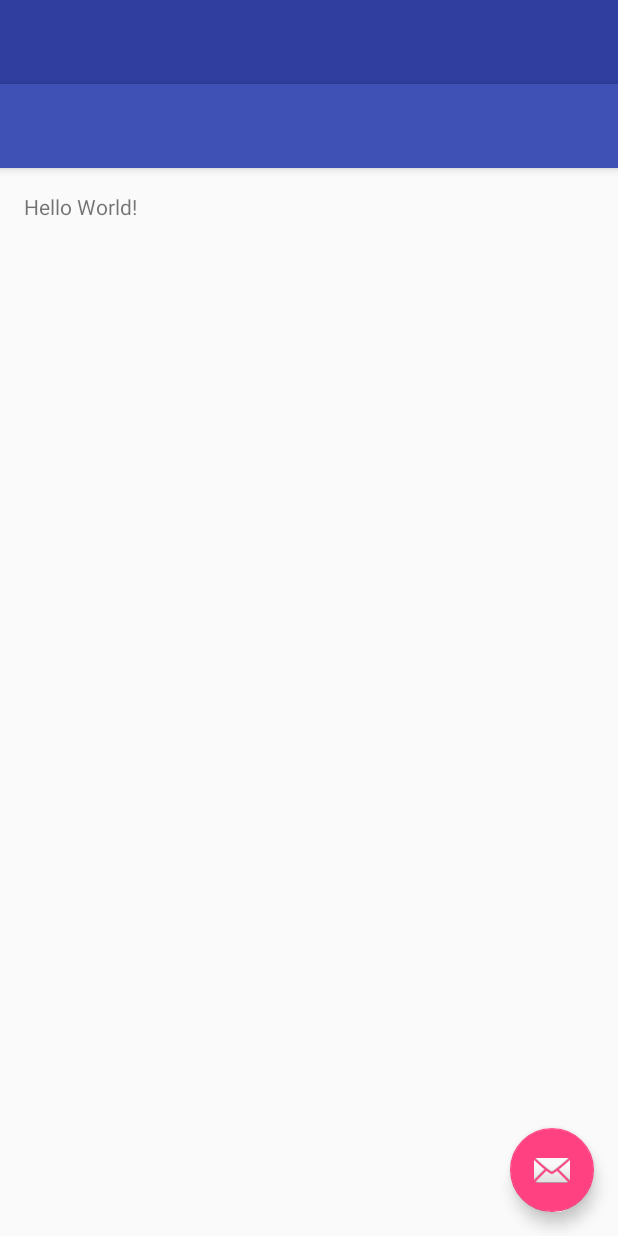
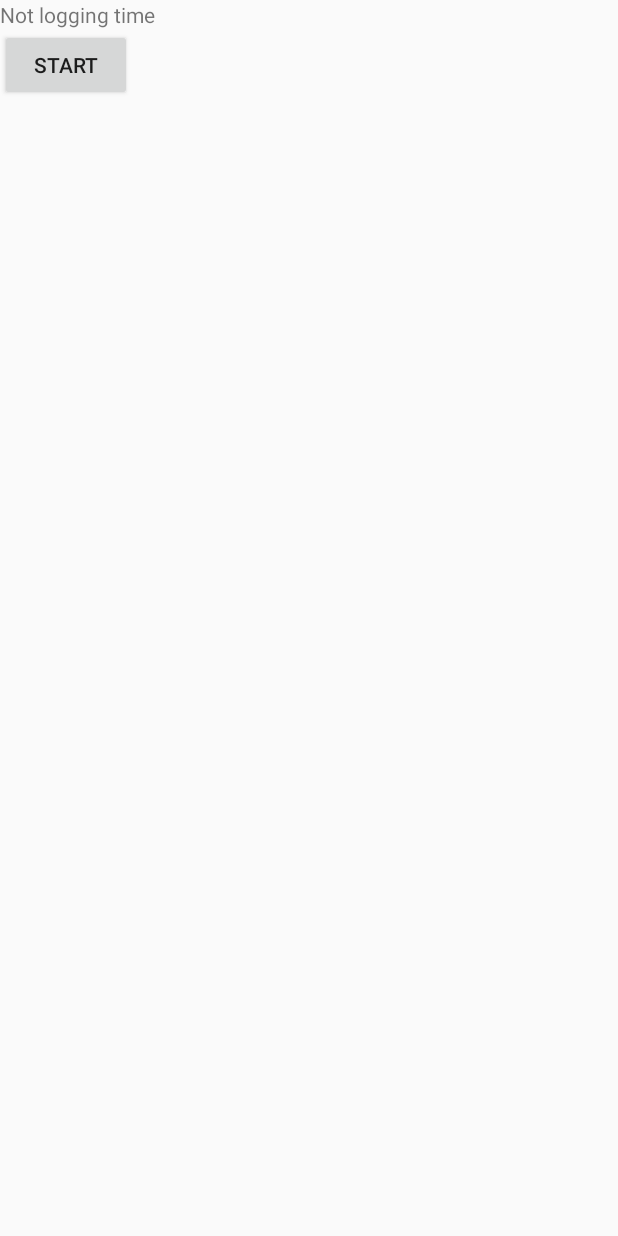
Before and after one commit to vidstige/TimeFlex, an Android app: the layout activity_main.xml on its own in the app's theme, with its tools: preview values and no code run, on a phone screen of 412 x 824 dp. Run offline under Robolectric (Android 15) with nearby library versions, the phone set to English and light mode, and no system bars.

Commit message:
Removing some autogenerated crap.

```diff
--- a/app/src/main/res/drawable-v21/ic_menu_camera.xml
+++ /dev/null
@@ -1,12 +0,0 @@
-<vector xmlns:android="http://schemas.android.com/apk/res/android"
-    android:width="24dp"
-    android:height="24dp"
-    android:viewportHeight="24.0"
-    android:viewportWidth="24.0">
-    <path
-        android:fillColor="#FF000000"
-        android:pathData="M12,12m-3.2,0a3.2,3.2 0,1 1,6.4 0a3.2,3.2 0,1 1,-6.4 0" />
-    <path
-        android:fillColor="#FF000000"
-        android:pathData="M9,2L7.17,4H4c-1.1,0 -2,0.9 -2,2v12c0,1.1 0.9,2 2,2h16c1.1,0 2,-0.9 2,-2V6c0,-1.1 -0.9,-2 -2,-2h-3.17L15,2H9zm3,15c-2.76,0 -5,-2.24 -5,-5s2.24,-5 5,-5 5,2.24 5,5 -2.24,5 -5,5z" />
-</vector>
--- a/app/src/main/res/drawable-v21/ic_menu_gallery.xml
+++ /dev/null
@@ -1,9 +0,0 @@
-<vector xmlns:android="http://schemas.android.com/apk/res/android"
-    android:width="24dp"
-    android:height="24dp"
-    android:viewportHeight="24.0"
-    android:viewportWidth="24.0">
-    <path
-        android:fillColor="#FF000000"
-        android:pathData="M22,16V4c0,-1.1 -0.9,-2 -2,-2H8c-1.1,0 -2,0.9 -2,2v12c0,1.1 0.9,2 2,2h12c1.1,0 2,-0.9 2,-2zm-11,-4l2.03,2.71L16,11l4,5H8l3,-4zM2,6v14c0,1.1 0.9,2 2,2h14v-2H4V6H2z" />
-</vector>
--- a/app/src/main/res/drawable-v21/ic_menu_manage.xml
+++ /dev/null
@@ -1,9 +0,0 @@
-<vector xmlns:android="http://schemas.android.com/apk/res/android"
-    android:width="24dp"
-    android:height="24dp"
-    android:viewportHeight="24.0"
-    android:viewportWidth="24.0">
-    <path
-        android:fillColor="#FF000000"
-        android:pathData="M22.7,19l-9.1,-9.1c0.9,-2.3 0.4,-5 -1.5,-6.9 -2,-2 -5,-2.4 -7.4,-1.3L9,6 6,9 1.6,4.7C0.4,7.1 0.9,10.1 2.9,12.1c1.9,1.9 4.6,2.4 6.9,1.5l9.1,9.1c0.4,0.4 1,0.4 1.4,0l2.3,-2.3c0.5,-0.4 0.5,-1.1 0.1,-1.4z" />
-</vector>
--- a/app/src/main/res/drawable-v21/ic_menu_send.xml
+++ /dev/null
@@ -1,9 +0,0 @@
-<vector xmlns:android="http://schemas.android.com/apk/res/android"
-    android:width="24dp"
-    android:height="24dp"
-    android:viewportHeight="24.0"
-    android:viewportWidth="24.0">
-    <path
-        android:fillColor="#FF000000"
-        android:pathData="M2.01,21L23,12 2.01,3 2,10l15,2 -15,2z" />
-</vector>
--- a/app/src/main/res/drawable-v21/ic_menu_share.xml
+++ /dev/null
@@ -1,9 +0,0 @@
-<vector xmlns:android="http://schemas.android.com/apk/res/android"
-    android:width="24dp"
-    android:height="24dp"
-    android:viewportHeight="24.0"
-    android:viewportWidth="24.0">
-    <path
-        android:fillColor="#FF000000"
-        android:pathData="M18,16.08c-0.76,0 -1.44,0.3 -1.96,0.77L8.91,12.7c0.05,-0.23 0.09,-0.46 0.09,-0.7s-0.04,-0.47 -0.09,-0.7l7.05,-4.11c0.54,0.5 1.25,0.81 2.04,0.81 1.66,0 3,-1.34 3,-3s-1.34,-3 -3,-3 -3,1.34 -3,3c0,0.24 0.04,0.47 0.09,0.7L8.04,9.81C7.5,9.31 6.79,9 6,9c-1.66,0 -3,1.34 -3,3s1.34,3 3,3c0.79,0 1.5,-0.31 2.04,-0.81l7.12,4.16c-0.05,0.21 -0.08,0.43 -0.08,0.65 0,1.61 1.31,2.92 2.92,2.92 1.61,0 2.92,-1.31 2.92,-2.92s-1.31,-2.92 -2.92,-2.92z" />
-</vector>
--- a/app/src/main/res/drawable-v21/ic_menu_slideshow.xml
+++ /dev/null
@@ -1,9 +0,0 @@
-<vector xmlns:android="http://schemas.android.com/apk/res/android"
-    android:width="24dp"
-    android:height="24dp"
-    android:viewportHeight="24.0"
-    android:viewportWidth="24.0">
-    <path
-        android:fillColor="#FF000000"
-        android:pathData="M4,6H2v14c0,1.1 0.9,2 2,2h14v-2H4V6zm16,-4H8c-1.1,0 -2,0.9 -2,2v12c0,1.1 0.9,2 2,2h12c1.1,0 2,-0.9 2,-2V4c0,-1.1 -0.9,-2 -2,-2zm-8,12.5v-9l6,4.5 -6,4.5z" />
-</vector>
--- a/app/src/main/res/layout/activity_main.xml
+++ b/app/src/main/res/layout/activity_main.xml
@@ -1,25 +1,14 @@
 <?xml version="1.0" encoding="utf-8"?>
-<android.support.v4.widget.DrawerLayout xmlns:android="http://schemas.android.com/apk/res/android"
-    xmlns:app="http://schemas.android.com/apk/res-auto"
-    xmlns:tools="http://schemas.android.com/tools"
-    android:id="@+id/drawer_layout"
+<LinearLayout xmlns:android="http://schemas.android.com/apk/res/android"
     android:layout_width="match_parent"
     android:layout_height="match_parent"
-    android:fitsSystemWindows="true"
-    tools:openDrawer="start">
-
-    <include
-        layout="@layout/app_bar_main"
-        android:layout_width="match_parent"
-        android:layout_height="match_parent" />
-
-    <android.support.design.widget.NavigationView
-        android:id="@+id/nav_view"
+    android:orientation="vertical" >
+    <TextView android:id="@+id/text"
         android:layout_width="wrap_content"
-        android:layout_height="match_parent"
-        android:layout_gravity="start"
-        android:fitsSystemWindows="true"
-        app:headerLayout="@layout/nav_header_main"
-        app:menu="@menu/activity_main_drawer" />
-
-</android.support.v4.widget.DrawerLayout>
+        android:layout_height="wrap_content"
+        android:text="Not logging time" />
+    <Button android:id="@+id/button"
+        android:layout_width="wrap_content"
+        android:layout_height="wrap_content"
+        android:text="Start" />
+</LinearLayout>
--- a/app/src/main/res/layout/app_bar_main.xml
+++ /dev/null
@@ -1,34 +0,0 @@
-<?xml version="1.0" encoding="utf-8"?>
-<android.support.design.widget.CoordinatorLayout xmlns:android="http://schemas.android.com/apk/res/android"
-    xmlns:app="http://schemas.android.com/apk/res-auto"
-    xmlns:tools="http://schemas.android.com/tools"
-    android:layout_width="match_parent"
-    android:layout_height="match_parent"
-    android:fitsSystemWindows="true"
-    tools:context="se.vidstige.timeflex.MainActivity">
-
-    <android.support.design.widget.AppBarLayout
-        android:layout_width="match_parent"
-        android:layout_height="wrap_content"
-        android:theme="@style/AppTheme.AppBarOverlay">
-
-        <android.support.v7.widget.Toolbar
-            android:id="@+id/toolbar"
-            android:layout_width="match_parent"
-            android:layout_height="?attr/actionBarSize"
-            android:background="?attr/colorPrimary"
-            app:popupTheme="@style/AppTheme.PopupOverlay" />
-
-    </android.support.design.widget.AppBarLayout>
-
-    <include layout="@layout/content_main" />
-
-    <android.support.design.widget.FloatingActionButton
-        android:id="@+id/fab"
-        android:layout_width="wrap_content"
-        android:layout_height="wrap_content"
-        android:layout_gravity="bottom|end"
-        android:layout_margin="@dimen/fab_margin"
-        android:src="@android:drawable/ic_dialog_email" />
-
-</android.support.design.widget.CoordinatorLayout>
--- a/app/src/main/res/layout/content_main.xml
+++ /dev/null
@@ -1,19 +0,0 @@
-<?xml version="1.0" encoding="utf-8"?>
-<RelativeLayout xmlns:android="http://schemas.android.com/apk/res/android"
-    xmlns:app="http://schemas.android.com/apk/res-auto"
-    xmlns:tools="http://schemas.android.com/tools"
-    android:layout_width="match_parent"
-    android:layout_height="match_parent"
-    android:paddingBottom="@dimen/activity_vertical_margin"
-    android:paddingLeft="@dimen/activity_horizontal_margin"
-    android:paddingRight="@dimen/activity_horizontal_margin"
-    android:paddingTop="@dimen/activity_vertical_margin"
-    app:layout_behavior="@string/appbar_scrolling_view_behavior"
-    tools:context="se.vidstige.timeflex.MainActivity"
-    tools:showIn="@layout/app_bar_main">
-
-    <TextView
-        android:layout_width="wrap_content"
-        android:layout_height="wrap_content"
-        android:text="Hello World!" />
-</RelativeLayout>
--- a/app/src/main/res/menu/activity_main_drawer.xml
+++ /dev/null
@@ -1,36 +0,0 @@
-<?xml version="1.0" encoding="utf-8"?>
-<menu xmlns:android="http://schemas.android.com/apk/res/android">
-
-    <group android:checkableBehavior="single">
-        <item
-            android:id="@+id/nav_camera"
-            android:icon="@drawable/ic_menu_camera"
-            android:title="Import" />
-        <item
-            android:id="@+id/nav_gallery"
-            android:icon="@drawable/ic_menu_gallery"
-            android:title="Gallery" />
-        <item
-            android:id="@+id/nav_slideshow"
-            android:icon="@drawable/ic_menu_slideshow"
-            android:title="Slideshow" />
-        <item
-            android:id="@+id/nav_manage"
-            android:icon="@drawable/ic_menu_manage"
-            android:title="Tools" />
-    </group>
-
-    <item android:title="Communicate">
-        <menu>
-            <item
-                android:id="@+id/nav_share"
-                android:icon="@drawable/ic_menu_share"
-                android:title="Share" />
-            <item
-                android:id="@+id/nav_send"
-                android:icon="@drawable/ic_menu_send"
-                android:title="Send" />
-        </menu>
-    </item>
-
-</menu>
--- a/app/src/main/res/values/drawables.xml
+++ b/app/src/main/res/values/drawables.xml
@@ -1,8 +1,2 @@
 <resources xmlns:android="http://schemas.android.com/apk/res/android">
-    <item name="ic_menu_camera" type="drawable">@android:drawable/ic_menu_camera</item>
-    <item name="ic_menu_gallery" type="drawable">@android:drawable/ic_menu_gallery</item>
-    <item name="ic_menu_slideshow" type="drawable">@android:drawable/ic_menu_slideshow</item>
-    <item name="ic_menu_manage" type="drawable">@android:drawable/ic_menu_manage</item>
-    <item name="ic_menu_share" type="drawable">@android:drawable/ic_menu_share</item>
-    <item name="ic_menu_send" type="drawable">@android:drawable/ic_menu_send</item>
 </resources>
--- a/app/src/main/res/values/strings.xml
+++ b/app/src/main/res/values/strings.xml
@@ -1,8 +1,5 @@
 <resources>
     <string name="app_name">TimeFlex</string>
 
-    <string name="navigation_drawer_open">Open navigation drawer</string>
-    <string name="navigation_drawer_close">Close navigation drawer</string>
-
     <string name="action_settings">Settings</string>
 </resources>
```
Also changed, not shown: app/src/main/java/se/vidstige/timeflex/MainActivity.java (+1 -94 lines), app/src/main/java/se/vidstige/timeflex/WifiLogger.java (+30 -4 lines), app/src/main/res/drawable/side_nav_bar.xml (deleted, +0 -9 lines), app/src/main/res/layout/nav_header_main.xml (deleted, +0 -34 lines).
